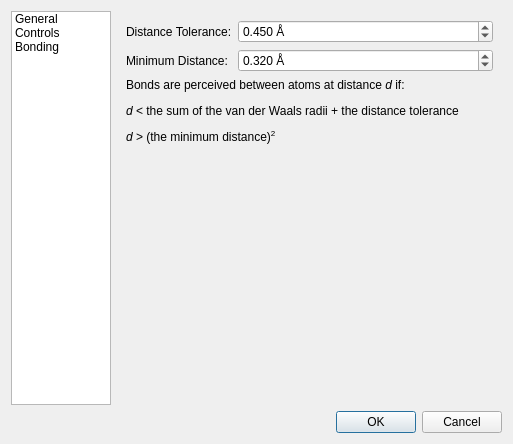
This is avogadro/preferencesdialog.ui in OpenChemistry/avogadroapp as Qt 5 draws it before an edit. The edited form follows.
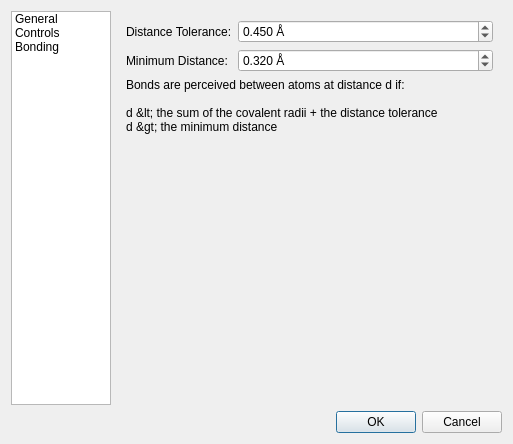
This is the edited form. The open tabs and pages were chosen to show the change.

```diff
--- a/avogadro/preferencesdialog.ui
+++ b/avogadro/preferencesdialog.ui
@@ -237,7 +237,13 @@
        <item>
         <widget class="QLabel" name="label_2">
          <property name="text">
-          <string>&lt;html&gt;&lt;head/&gt;&lt;body&gt;&lt;p&gt;Bonds are perceived between atoms at distance &lt;span style=&quot; font-style:italic;&quot;&gt;d&lt;/span&gt;  if:&lt;/p&gt;&lt;p&gt;&lt;span style=&quot; font-style:italic;&quot;&gt;d&lt;/span&gt; &amp;lt; the sum of the van der Waals radii + the distance tolerance&lt;/p&gt;&lt;p&gt;&lt;span style=&quot; font-style:italic;&quot;&gt;d&lt;/span&gt; &amp;gt; (the minimum distance)&lt;span style=&quot; vertical-align:super;&quot;&gt;2&lt;/span&gt;&lt;/p&gt;&lt;/body&gt;&lt;/html&gt;</string>
+          <string>Bonds are perceived between atoms at distance d if:
+
+d &lt; the sum of the covalent radii + the distance tolerance
+d &gt; the minimum distance</string>
+         </property>
+         <property name="textFormat">
+          <enum>Qt::TextFormat::PlainText</enum>
          </property>
         </widget>
        </item>
```
Left out of the diff: 4 changed lines with no effect on the pictures.
